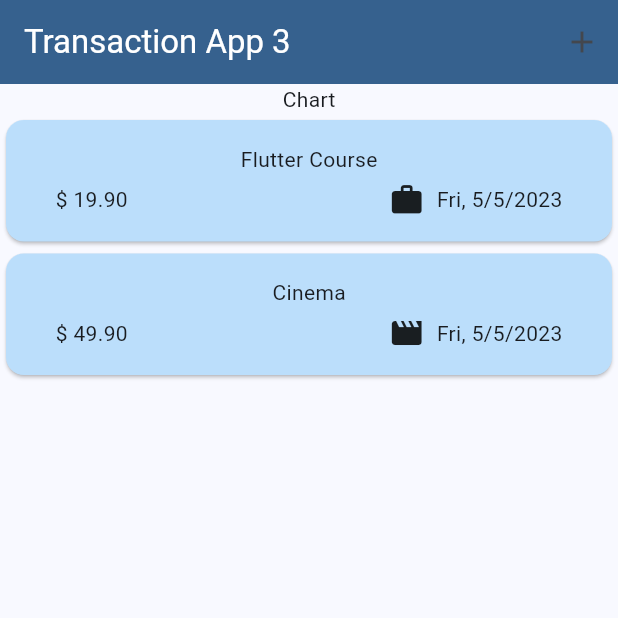
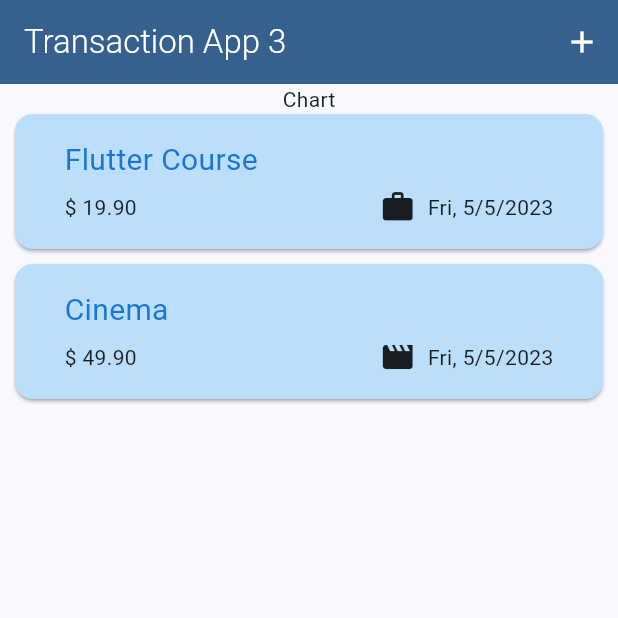
Before and after one commit to anrzgit/flutterSection5, a Flutter app: the screen it shows after launch, on a phone screen of 412 x 824 dp, the top half of it. Run offline on Flutter 3.47's test engine with Material 2 defaults, Android fonts, the phone set to English and light mode, and no system bars.

Commit message:
sec commit

```diff
--- a/lib/main.dart
+++ b/lib/main.dart
@@ -1,3 +1,4 @@
+import 'package:constructor_data/utils/colors.dart';
 import 'package:flutter/material.dart';
 import 'package:constructor_data/widget/expenses.dart';
 
@@ -15,10 +16,20 @@ class MyApp extends StatelessWidget {
       return MaterialApp(
         debugShowCheckedModeBanner: false,
         title: 'Flutter Demo',
+        themeMode: ThemeMode.system,
+        // to apply darkmode just add darkTheme option in scaffold
+        // themeMode: ThemeMode.system, to access theme set by user
+        darkTheme: ThemeData.dark(
+          useMaterial3: true,
+        ).copyWith(
+            colorScheme:
+                const ColorScheme.highContrastDark(background: Colors.black)),
         theme: ThemeData(
-          useMaterial3: true,
-          colorSchemeSeed: Colors.blue,
-        ),
+            useMaterial3: true,
+            colorSchemeSeed: Colors.blue,
+            cardTheme: const CardTheme(shadowColor: Colors.grey),
+            textTheme: const TextTheme(
+                titleLarge: TextStyle(fontWeight: FontWeight.w300))),
         home: const MyHomePage(title: 'Expense 3rd  '),
       );
     });
--- a/lib/widget/expenses.dart
+++ b/lib/widget/expenses.dart
@@ -68,7 +68,7 @@ class _ExpensesState extends State<Expenses> {
         actions: [
           IconButton(
               onPressed: () => _openAddExpenseOverlay(),
-              icon: const Icon(Icons.add))
+              icon: const Icon(color: Colors.white, Icons.add))
         ],
       ),
       body: SingleChildScrollView(
--- a/lib/widget/expensesList/expense_item.dart
+++ b/lib/widget/expensesList/expense_item.dart
@@ -9,14 +9,20 @@ class ExpenseItem extends StatelessWidget {
   @override
   Widget build(BuildContext context) {
     return Card(
+      margin: const EdgeInsets.fromLTRB(10, 0, 10, 10),
       color: Theme.of(context).primaryColorLight,
       child: Container(
         decoration: BoxDecoration(borderRadius: BorderRadius.circular(10)),
         padding: const EdgeInsets.symmetric(horizontal: 27, vertical: 10),
         margin: const EdgeInsets.all(6),
         child: Column(
+          crossAxisAlignment: CrossAxisAlignment.start,
           children: [
-            Text(expense.title),
+            Text(expense.title,
+                style: TextStyle(
+                    fontWeight: FontWeight.w400,
+                    fontSize: 20,
+                    color: Theme.of(context).primaryColorDark)),
             const SizedBox(
               height: 5,
             ),
--- a/lib/widget/expensesList/expenses_list.dart
+++ b/lib/widget/expensesList/expenses_list.dart
@@ -21,6 +21,15 @@ class ExpensesList extends StatelessWidget {
           //I did dot passed value to on removed
           onDismissed: (direction) => onRemoved(expenses[index]),
           direction: DismissDirection.endToStart,
+          //red background when deleting all the stuff on dismissible
+          background: Container(
+              color: Theme.of(context).colorScheme.error,
+              margin: const EdgeInsets.symmetric(vertical: 6),
+              alignment: FractionalOffset.centerRight,
+              child: const Icon(
+                Icons.delete,
+                color: Colors.white,
+              )),
           child: ExpenseItem(expense: expenses[index])),
     );
   }
```
